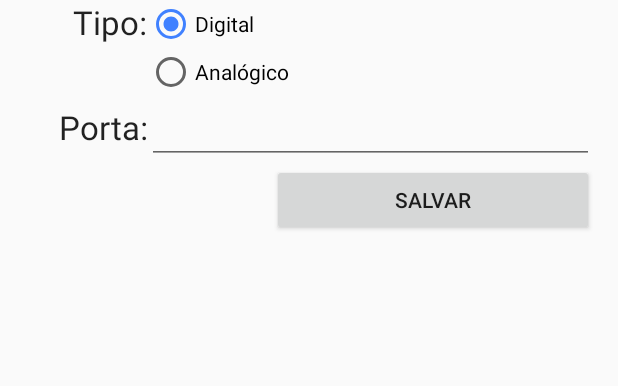
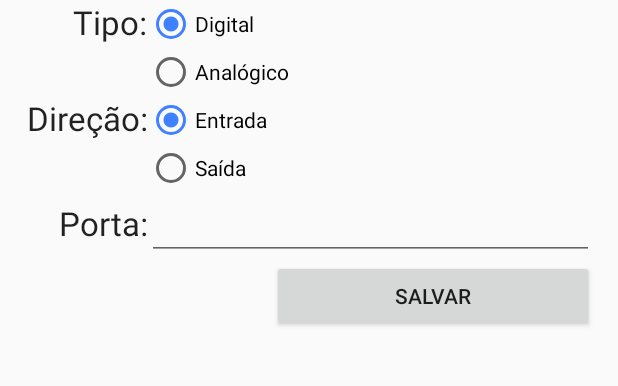
Before and after one commit to eduardoklosowski/Android-Arduino, an Android app: the SensorFormActivity screen opened directly, with no data from a screen before it, after a tap on "SALVAR", on a phone screen of 412 x 824 dp, the part 220-606 px from its top. Run offline under Robolectric (Android 15) with nearby library versions, the phone set to English and light mode, and no system bars; 1 statement that could not run was skipped.

Commit message:
Adicionado direção

```diff
--- /dev/null
+++ b/app/src/main/java/br/klosowski/eduardo/arduino/ArduinoDirection.java
@@ -0,0 +1,16 @@
+package br.klosowski.eduardo.arduino;
+
+public enum ArduinoDirection {
+    Input("input"),
+    Output("output");
+
+    private String id;
+
+    ArduinoDirection(String id) {
+        this.id = id;
+    }
+
+    public String getId() {
+        return id;
+    }
+}
--- a/app/src/main/java/br/klosowski/eduardo/arduino/SensorFormActivity.java
+++ b/app/src/main/java/br/klosowski/eduardo/arduino/SensorFormActivity.java
@@ -19,6 +19,7 @@ public class SensorFormActivity extends AppCompatActivity {
     private EditText editName;
     private AppCompatSpinner editArduino;
     private RadioGroup editType;
+    private RadioGroup editDirection;
     private EditText editPort;
     private Button buttonSave;
 
@@ -41,6 +42,7 @@ public class SensorFormActivity extends AppCompatActivity {
                 android.R.layout.simple_spinner_item,
                 getArduinoList()));
         editType = (RadioGroup) findViewById(R.id.type);
+        editDirection = (RadioGroup) findViewById(R.id.direction);
         editPort = (EditText) findViewById(R.id.port);
 
         buttonSave = (Button) findViewById(R.id.save);
@@ -56,6 +58,14 @@ public class SensorFormActivity extends AppCompatActivity {
                         break;
                     case R.id.type_analogical:
                         sensor.setType(ArduinoType.Analogical);
+                        break;
+                }
+                switch (editDirection.getCheckedRadioButtonId()) {
+                    case R.id.direction_input:
+                        sensor.setDirection(ArduinoDirection.Input);
+                        break;
+                    case R.id.direction_output:
+                        sensor.setDirection(ArduinoDirection.Output);
                         break;
                 }
                 sensor.setPort(Integer.parseInt(editPort.getText().toString()));
--- a/app/src/main/java/br/klosowski/eduardo/arduino/SensorItem.java
+++ b/app/src/main/java/br/klosowski/eduardo/arduino/SensorItem.java
@@ -5,6 +5,7 @@ public class SensorItem {
     private String name;
     private ArduinoItem arduino;
     private ArduinoType type;
+    private ArduinoDirection direction;
     private int port;
 
     public String toString() {
@@ -43,6 +44,14 @@ public class SensorItem {
         this.type = type;
     }
 
+    public ArduinoDirection getDirection() {
+        return direction;
+    }
+
+    public void setDirection(ArduinoDirection direction) {
+        this.direction = direction;
+    }
+
     public int getPort() {
         return port;
     }
--- a/app/src/main/res/layout/activity_sensor_form.xml
+++ b/app/src/main/res/layout/activity_sensor_form.xml
@@ -71,6 +71,28 @@
 
             <TableRow>
                 <TextView
+                    android:text="@string/field_direction"
+                    android:textAppearance="?android:textAppearanceLarge"
+                    android:gravity="end" />
+                <RadioGroup
+                    android:id="@+id/direction"
+                    android:layout_weight="1"
+                    android:checkedButton="@+id/direction_input">
+                    <RadioButton
+                        android:id="@+id/direction_input"
+                        android:layout_width="match_parent"
+                        android:layout_height="wrap_content"
+                        android:text="@string/value_input" />
+                    <RadioButton
+                        android:id="@+id/direction_output"
+                        android:layout_width="match_parent"
+                        android:layout_height="wrap_content"
+                        android:text="@string/value_output" />
+                </RadioGroup>
+            </TableRow>
+
+            <TableRow>
+                <TextView
                     android:text="@string/field_port"
                     android:textAppearance="?android:textAppearanceLarge"
                     android:gravity="end" />
--- a/app/src/main/res/values/strings.xml
+++ b/app/src/main/res/values/strings.xml
@@ -11,6 +11,7 @@
     <string name="sensors">Sensores</string>
 
     <string name="field_arduino">Arduino:</string>
+    <string name="field_direction">Direção:</string>
     <string name="field_name">Nome:</string>
     <string name="field_port">Porta:</string>
     <string name="field_type">Tipo:</string>
@@ -18,4 +19,6 @@
 
     <string name="value_analogical">Analógico</string>
     <string name="value_digital">Digital</string>
+    <string name="value_input">Entrada</string>
+    <string name="value_output">Saída</string>
 </resources>
```
